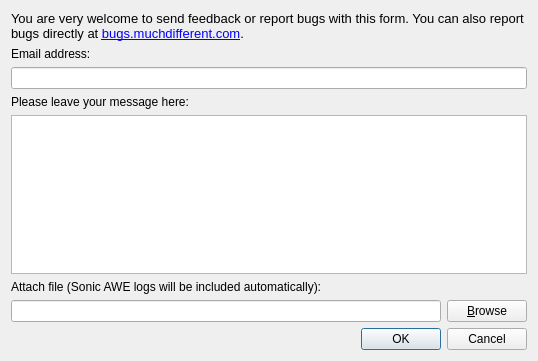
First picture: the form in src/tools/sendfeedback.ui, repository gustafsson/freq, before the edit.
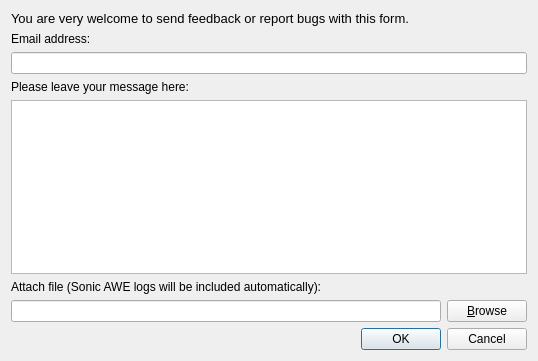
Second picture: the form after the edit.

What changed in the file:
```diff
--- a/src/tools/sendfeedback.ui
+++ b/src/tools/sendfeedback.ui
@@ -53,11 +53,11 @@
       <string>&lt;!DOCTYPE HTML PUBLIC &quot;-//W3C//DTD HTML 4.0//EN&quot; &quot;http://www.w3.org/TR/REC-html40/strict.dtd&quot;&gt;
 &lt;html&gt;&lt;head&gt;&lt;meta name=&quot;qrichtext&quot; content=&quot;1&quot; /&gt;&lt;style type=&quot;text/css&quot;&gt;
 p, li { white-space: pre-wrap; }
-&lt;/style&gt;&lt;/head&gt;&lt;body style=&quot; font-family:'Sans'; font-size:10pt; font-weight:400; font-style:normal;&quot;&gt;
+&lt;/style&gt;&lt;/head&gt;&lt;body style=&quot; font-family:'.Lucida Grande UI'; font-size:13pt; font-weight:400; font-style:normal;&quot;&gt;
 &lt;table border=&quot;0&quot; style=&quot;-qt-table-type: root; margin-top:4px; margin-bottom:4px; margin-left:4px; margin-right:4px;&quot;&gt;
 &lt;tr&gt;
 &lt;td style=&quot;border: none;&quot;&gt;
-&lt;p style=&quot; margin-top:0px; margin-bottom:0px; margin-left:0px; margin-right:0px; -qt-block-indent:0; text-indent:0px;&quot;&gt;You are very welcome to send feedback or report bugs with this form. You can also report bugs directly at &lt;a href=&quot;http://bugs.muchdifferent.com&quot;&gt;&lt;span style=&quot; text-decoration: underline; color:#0000ff;&quot;&gt;bugs.muchdifferent.com&lt;/span&gt;&lt;/a&gt;.&lt;/p&gt;&lt;/td&gt;&lt;/tr&gt;&lt;/table&gt;&lt;/body&gt;&lt;/html&gt;</string>
+&lt;p style=&quot; margin-top:0px; margin-bottom:0px; margin-left:0px; margin-right:0px; -qt-block-indent:0; text-indent:0px;&quot;&gt;&lt;span style=&quot; font-family:'Sans'; font-size:10pt;&quot;&gt;You are very welcome to send feedback or report bugs with this form.&lt;/span&gt;&lt;/p&gt;&lt;/td&gt;&lt;/tr&gt;&lt;/table&gt;&lt;/body&gt;&lt;/html&gt;</string>
      </property>
      <property name="wordWrap">
       <bool>true</bool>
```
